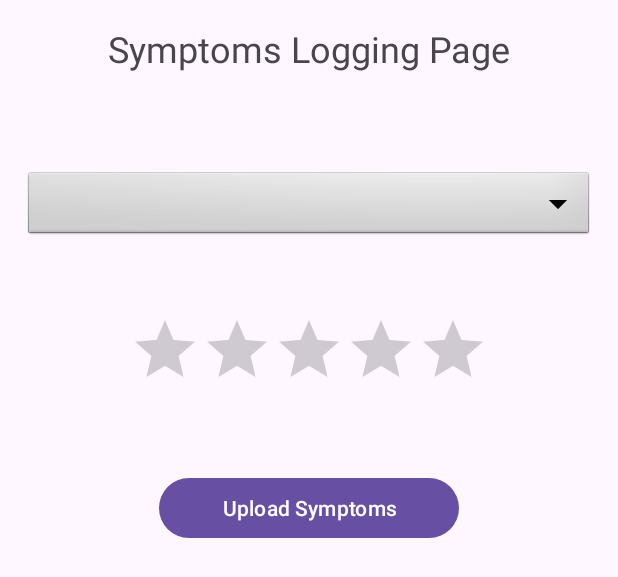
After one commit to adrijanag17/ContextMonitoringApp, an Android app: the layout activity_symptoms.xml on its own in the app's theme, with its tools: preview values and no code run, on a phone screen of 412 x 824 dp. The commit adds this screen. Shown: the top 577 px of the screen. Run offline under Robolectric (Android 15) with nearby library versions, the phone set to English and light mode, and no system bars.

Commit message:
Create symptom logging activity layout

```diff
--- a/app/src/main/res/layout/activity_main.xml
+++ b/app/src/main/res/layout/activity_main.xml
@@ -14,35 +14,41 @@
         android:gravity="center"
         android:layout_marginTop="16dp" />
     <TextView
+        android:id="@+id/heartRate"
         android:layout_width="match_parent"
         android:layout_height="wrap_content"
         android:paddingVertical="8dp"
         android:layout_marginVertical="16dp" />
     <Button
+        android:id="@+id/heartRateButton"
         android:layout_width="match_parent"
         android:layout_height="wrap_content"
         android:layout_gravity="center_horizontal"
         android:text="Measure Heart Rate" />
 
     <TextView
+        android:id="@+id/respRate"
         android:layout_width="match_parent"
         android:layout_height="wrap_content"
         android:paddingVertical="8dp"
         android:layout_marginVertical="16dp"/>
 
     <Button
+        android:id="@+id/respRateButton"
         android:layout_width="match_parent"
         android:layout_height="wrap_content"
         android:layout_gravity="center_horizontal"
         android:text="Measure Respiratory Rate" />
 
     <Button
+        android:id="@+id/uploadSigns"
         android:layout_width="200dp"
         android:layout_height="wrap_content"
         android:layout_gravity="center_horizontal"
         android:text="Upload Signs" />
 
     <Button
+        android:id="@+id/symptoms"
         android:layout_width="200dp"
         android:layout_height="wrap_content"
         android:layout_gravity="center_horizontal"
--- /dev/null
+++ b/app/src/main/res/layout/activity_symptoms.xml
@@ -0,0 +1,44 @@
+<?xml version="1.0" encoding="utf-8"?>
+<LinearLayout xmlns:android="http://schemas.android.com/apk/res/android"
+    android:layout_width="match_parent"
+    android:layout_height="match_parent"
+    android:paddingLeft="16dp"
+    android:paddingRight="16dp"
+    android:orientation="vertical" >
+
+    <TextView
+        android:layout_width="match_parent"
+        android:layout_height="wrap_content"
+        android:text="Symptoms Logging Page"
+        android:textSize="24sp"
+        android:gravity="center"
+        android:layout_marginVertical="16dp" />
+
+    <Spinner
+        android:id="@+id/dropdown"
+        android:layout_width="match_parent"
+        android:layout_height="wrap_content"
+        android:background="@android:drawable/btn_dropdown"
+        android:spinnerMode="dropdown"
+        android:layout_marginTop="48dp"/>
+
+    <RatingBar
+        android:id="@+id/rating"
+        android:layout_width="wrap_content"
+        android:layout_height="wrap_content"
+        android:numStars="5"
+        android:stepSize="0.1"
+        android:isIndicator="true"
+        android:layout_gravity="center_horizontal"
+        android:layout_marginTop="48dp"/>
+
+
+    <Button
+        android:id="@+id/uploadSymptoms"
+        android:layout_width="200dp"
+        android:layout_height="wrap_content"
+        android:layout_gravity="center_horizontal"
+        android:text="Upload Symptoms"
+        android:layout_marginTop="48dp"/>
+
+</LinearLayout>
```
